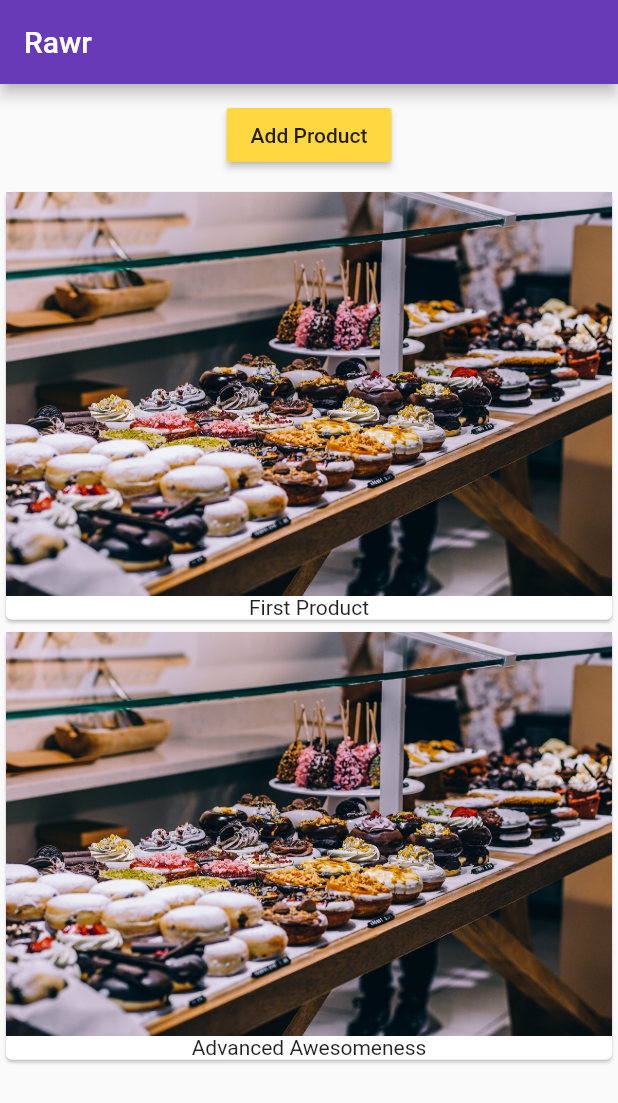
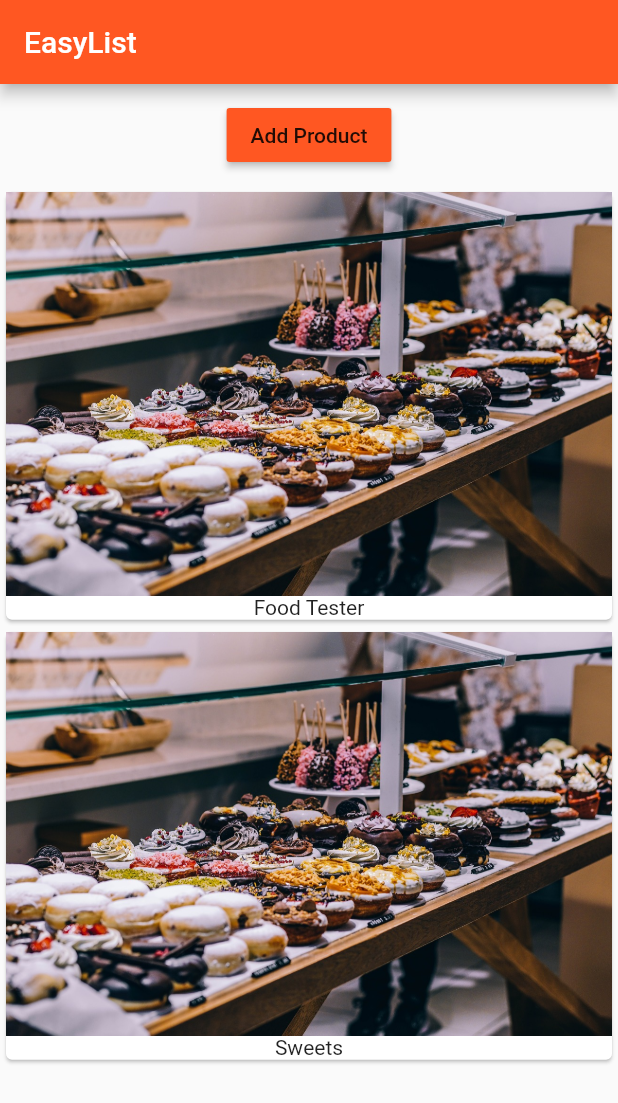
Before and after one commit to arya-aag/rawr, a Flutter app: the screen it shows after launch, after a tap on "Add Product", on a phone screen of 412 x 824 dp. Shown: the top 1103 px of the screen. Run offline on Flutter 3.47's test engine with Material 2 defaults, Android fonts, the phone set to English and light mode, and no system bars.

Commit message:
sync with online tutorial

```diff
--- a/rawr/lib/main.dart
+++ b/rawr/lib/main.dart
@@ -1,20 +1,30 @@
 import 'package:flutter/material.dart';
+// import 'package:flutter/rendering.dart';
 
 import './product_manager.dart';
 
-void main(List<String> args) => runApp(MainApp());
+void main() {
+  // debugPaintSizeEnabled = true;
+  // debugPaintBaselinesEnabled = true;
+  // debugPaintPointersEnabled = true;
+  runApp(MyApp());
+}
 
-class MainApp extends StatelessWidget {
+class MyApp extends StatelessWidget {
   @override
   Widget build(BuildContext context) {
     return MaterialApp(
+      // debugShowMaterialGrid: true,
       theme: ThemeData(
-          primarySwatch: Colors.deepPurple, accentColor: Colors.amberAccent),
+          brightness: Brightness.light,
+          primarySwatch: Colors.deepOrange,
+          accentColor: Colors.deepPurple),
       home: Scaffold(
-          appBar: AppBar(
-            title: Text('Rawr'),
-          ),
-          body: ProductManager(initialProducts: ['First Product'])),
+        appBar: AppBar(
+          title: Text('EasyList'),
+        ),
+        body: ProductManager(startingProduct: 'Food Tester'),
+      ),
     );
   }
 }
--- /dev/null
+++ b/rawr/lib/product_control.dart
@@ -0,0 +1,18 @@
+import 'package:flutter/material.dart';
+
+class ProductControl extends StatelessWidget {
+  final Function addProduct;
+
+  ProductControl(this.addProduct);
+
+  @override
+    Widget build(BuildContext context) {
+      return RaisedButton(
+            color: Theme.of(context).primaryColor,
+            onPressed: () {
+              addProduct('Sweets');
+            },
+            child: Text('Add Product'),
+          );
+    }
+}
--- a/rawr/lib/product_manager.dart
+++ b/rawr/lib/product_manager.dart
@@ -1,55 +1,55 @@
 import 'package:flutter/material.dart';
 
 import './products.dart';
+import './product_control.dart';
 
 class ProductManager extends StatefulWidget {
-  final List<String> initialProducts;
+  final String startingProduct;
 
-  ProductManager({this.initialProducts = const ['Default product']}) {
-    // print('ProductManagerWidget constr');
+  ProductManager({this.startingProduct = 'Sweets Tester'}) {
+    print('[ProductManager Widget] Constructor');
   }
 
   @override
   State<StatefulWidget> createState() {
-    // print('ProductManagerWidget createState');
+    print('[ProductManager Widget] createState()');
     return _ProductManagerState();
   }
 }
 
 class _ProductManagerState extends State<ProductManager> {
-  List<String> _products;
+  List<String> _products = [];
 
   @override
   void initState() {
+    print('[ProductManager State] initState()');
+    _products.add(widget.startingProduct);
     super.initState();
-    // print('ProductManagerWidget initState');
-    _products = widget.initialProducts;
   }
 
   @override
   void didUpdateWidget(ProductManager oldWidget) {
+    print('[ProductManager State] didUpdateWidget()');
     super.didUpdateWidget(oldWidget);
-    // print('ProductManagerWidget didUpdateWidget');
+  }
+
+  void _addProduct(String product) {
+    setState(() {
+      _products.add(product);
+    });
+    print(_products);
   }
 
   @override
   Widget build(BuildContext context) {
-    // print('ProductManagerWidget build');
+    print('[ProductManager State] build()');
     return Column(
-      children: <Widget>[
+      children: [
         Container(
           margin: EdgeInsets.all(10.0),
-          child: MaterialButton(
-            color: Theme.of(context).accentColor,
-            onPressed: () {
-              setState(() {
-                _products.add('Advanced Awesomeness');
-              });
-            },
-            child: Text('Add Product'),
-          ),
+          child: ProductControl(_addProduct),
         ),
-        Products(_products)
+        Expanded(child: Products(_products))
       ],
     );
   }
--- a/rawr/lib/products.dart
+++ b/rawr/lib/products.dart
@@ -4,22 +4,25 @@
   final List<String> products;
 
   Products([this.products = const []]) {
-    // print('ProductsWidget construtor');
+    print('[Products Widget] Constructor');
   }
 
   @override
   Widget build(BuildContext context) {
-    // print('ProductsWidget build');
-    return Column(
-        children: products
-            .map((element) => Card(
+    print('[Products Widget] build()');
+    return ListView(
+      children: products
+          .map(
+            (element) => Card(
                   child: Column(
                     children: <Widget>[
                       Image.asset('assets/food.jpg'),
                       Text(element)
                     ],
                   ),
-                ))
-            .toList());
+                ),
+          )
+          .toList(),
+    );
   }
 }
```
Also changed, not shown: 2 other files.
